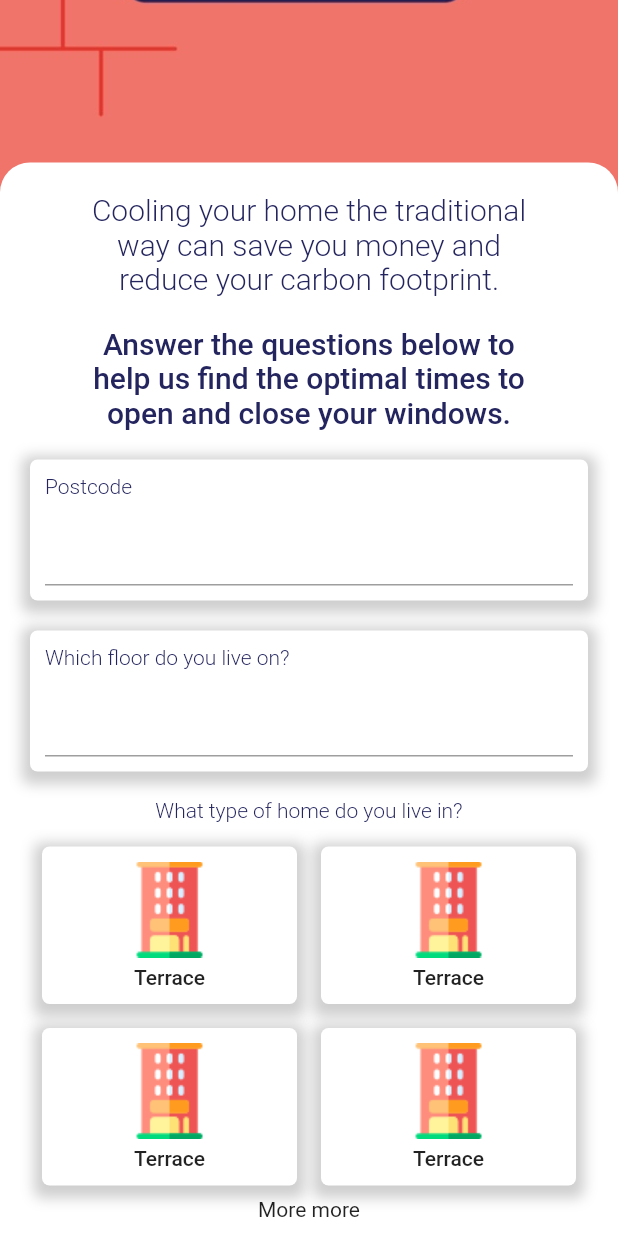
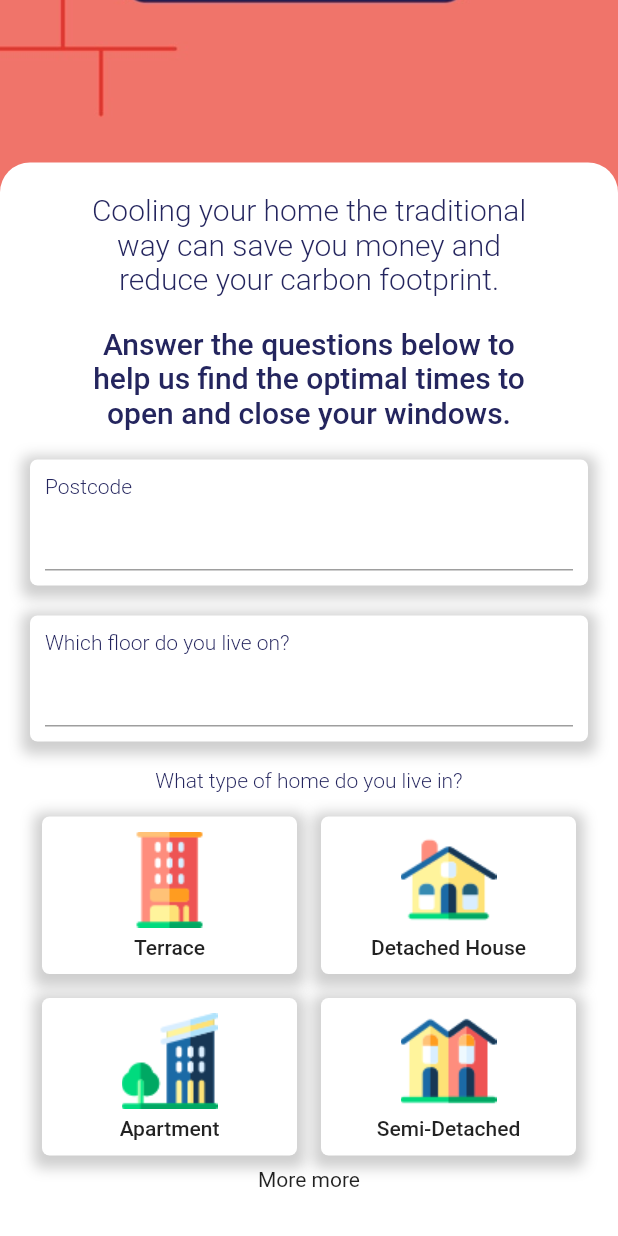
Before and after one commit to yossaj/Draught, a Flutter app: the screen it shows after launch, scrolled down 530 dp, on a phone screen of 412 x 824 dp. Run offline on Flutter 3.47's test engine with Material 2 defaults, Android fonts, the phone set to English and light mode, and no system bars.

Commit message:
customized building buttons, added calculate button to end of column

```diff
--- a/lib/components/building_button.dart
+++ b/lib/components/building_button.dart
@@ -3,6 +3,12 @@ import 'package:flutter/material.dart';
 import 'floating_box.dart';
 
 class BuildingButton extends StatefulWidget {
+
+  BuildingButton({this.text, this.imagePath});
+  final String text;
+  final String imagePath;
+
+
 
   @override
   _BuildingButtonState createState() => _BuildingButtonState();
@@ -10,6 +16,20 @@ class BuildingButton extends StatefulWidget {
 
 class _BuildingButtonState extends State<BuildingButton> {
   Color backgroundColor = Colors.white;
+  String text;
+  String imagePath;
+
+  @override
+  void initState() {
+    setContent();
+    // TODO: implement initState
+    super.initState();
+  }
+
+  void setContent(){
+    text = widget.text;
+    imagePath = widget.imagePath;
+  }
 
   @override
   Widget build(BuildContext context) {
@@ -23,7 +43,7 @@ class _BuildingButtonState extends State<BuildingButton> {
             onPressed: (){
               setState(() {
                 if(backgroundColor == Colors.white){
-                  backgroundColor = Colors.deepOrange;
+                  backgroundColor = Colors.deepOrangeAccent;
                 }else{
                   backgroundColor = Colors.white;
                 }
@@ -34,9 +54,9 @@ class _BuildingButtonState extends State<BuildingButton> {
             child: Column(
               children: [
                 SizedBox(height: 10),
-                Image.asset('assets/images/terrace.png'),
+                Image.asset(imagePath),
                 SizedBox(height: 5),
-                Text("Terrace"),
+                Text(text),
                 SizedBox(height: 10)
               ],
             ),
--- a/lib/components/input_box.dart
+++ b/lib/components/input_box.dart
@@ -23,7 +23,7 @@ class InputBox extends StatelessWidget {
                 style: kBodyText,),
             ),
             Padding(
-              padding: EdgeInsets.symmetric(vertical: 10, horizontal: 10),
+              padding: EdgeInsets.only(bottom: 10, left: 10, right: 10),
               child: TextField(),
             )
           ],
--- a/lib/constants.dart
+++ b/lib/constants.dart
@@ -4,3 +4,5 @@
  fontSize: 14,
  fontWeight: FontWeight.w300,
  color: Color(0xFF24255E));
+
+const kBaseColor = Color(0xFFF0746A);
--- a/lib/main.dart
+++ b/lib/main.dart
@@ -3,7 +3,6 @@ import 'components/floating_box.dart';
 import 'components/building_button.dart';
 import 'components/input_box.dart';
 import 'package:flutter/material.dart';
-
 
 void main() {
   runApp(MyApp());
@@ -42,7 +41,7 @@ class _MyHomePageState extends State<MyHomePage> {
     // fast, so that you can just rebuild anything that needs updating rather
     // than having to individually change instances of widgets.
     return Scaffold(
-      backgroundColor: Color(0xFFF0746A),
+      backgroundColor: kBaseColor,
       body: ListView(
         children: [
           Container(
@@ -82,7 +81,8 @@ class _MyHomePageState extends State<MyHomePage> {
                           style: TextStyle(
                               fontSize: 20,
                               fontWeight: FontWeight.w300,
-                              color: Color(0xFF24255E)),)),
+                              color: Color(0xFF24255E)),
+                        )),
                     Padding(
                         padding:
                             EdgeInsets.symmetric(horizontal: 30, vertical: 10),
@@ -93,8 +93,12 @@ class _MyHomePageState extends State<MyHomePage> {
                                 fontSize: 20,
                                 fontWeight: FontWeight.w500,
                                 color: Color(0xFF24255E)))),
-                    InputBox(text: 'Postcode',),
-                    InputBox(text: 'Which floor do you live on?',),
+                    InputBox(
+                      text: 'Postcode',
+                    ),
+                    InputBox(
+                      text: 'Which floor do you live on?',
+                    ),
                     Padding(
                       padding: const EdgeInsets.all(8.0),
                       child: Text(
@@ -104,11 +108,54 @@ class _MyHomePageState extends State<MyHomePage> {
                     ),
                     Column(
                       children: [
-                        HomeRow(),
-                        HomeRow()
+                        Row(
+                          mainAxisAlignment: MainAxisAlignment.center,
+                          children: [
+                            BuildingButton(
+                              text: 'Terrace',
+                              imagePath: 'assets/images/terrace.png',
+                            ),
+                            BuildingButton(
+                              text: 'Detached House',
+                              imagePath: 'assets/images/house.png',
+                            )
+                          ],
+                        ),
+                        Row(
+                          mainAxisAlignment: MainAxisAlignment.center,
+                          children: [
+                            BuildingButton(
+                              text: 'Apartment',
+                              imagePath: 'assets/images/apartments.png',
+                            ),
+                            BuildingButton(
+                              text: 'Semi-Detached',
+                              imagePath: 'assets/images/semi_detached.png',
+                            )
+                          ],
+                        )
                       ],
                     ),
-                    Text('More more')
+                    Text('More more'),
+                    SizedBox(height: 50,),
+                    Container(
+                      decoration: BoxDecoration(
+                        borderRadius: BorderRadius.all(Radius.circular(20)),
+                        color: Colors.deepOrange
+                      ),
+                      width: double.infinity,
+                      child: FlatButton(
+                        child: Text(
+                            'Calculate',
+                            style: TextStyle(
+                              color: Colors.white
+                            ),
+                        ),
+                        textColor: Colors.white,
+
+                      ),
+                    ),
+                    SizedBox(height: 50)
                   ],
                 ),
               ),
@@ -118,23 +165,10 @@ class _MyHomePageState extends State<MyHomePage> {
                       topLeft: Radius.circular(20),
                       topRight: Radius.circular(20))),
             ),
-          )
+          ),
+
         ],
       ), // This trailing comma makes auto-formatting nicer for build methods.
     );
   }
 }
-
-class HomeRow extends StatelessWidget {
-
-  @override
-  Widget build(BuildContext context) {
-    return Row(
-      mainAxisAlignment: MainAxisAlignment.center,
-      children: [
-        BuildingButton(),
-        BuildingButton()
-      ],
-    );
-  }
-}
```
Also changed, not shown: assets/images/apartments.png (added), assets/images/house.png (added), assets/images/semi_detached.png (added).
